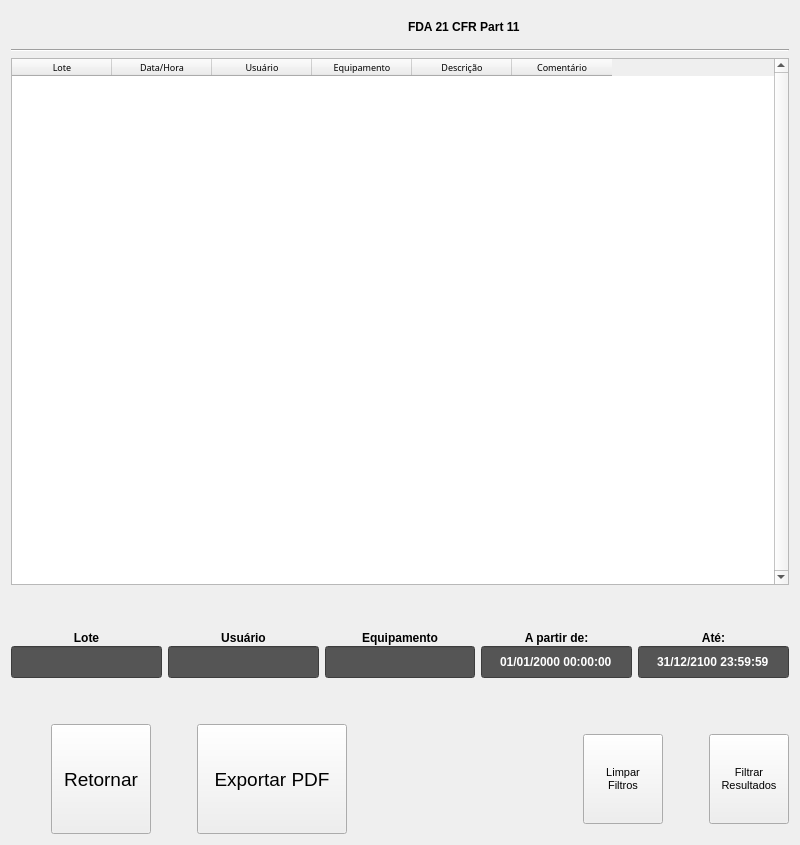
This is LDFV2/interface/formpart11.ui in Masipack/LDV as Qt 5 draws it before an edit. The edited form follows.
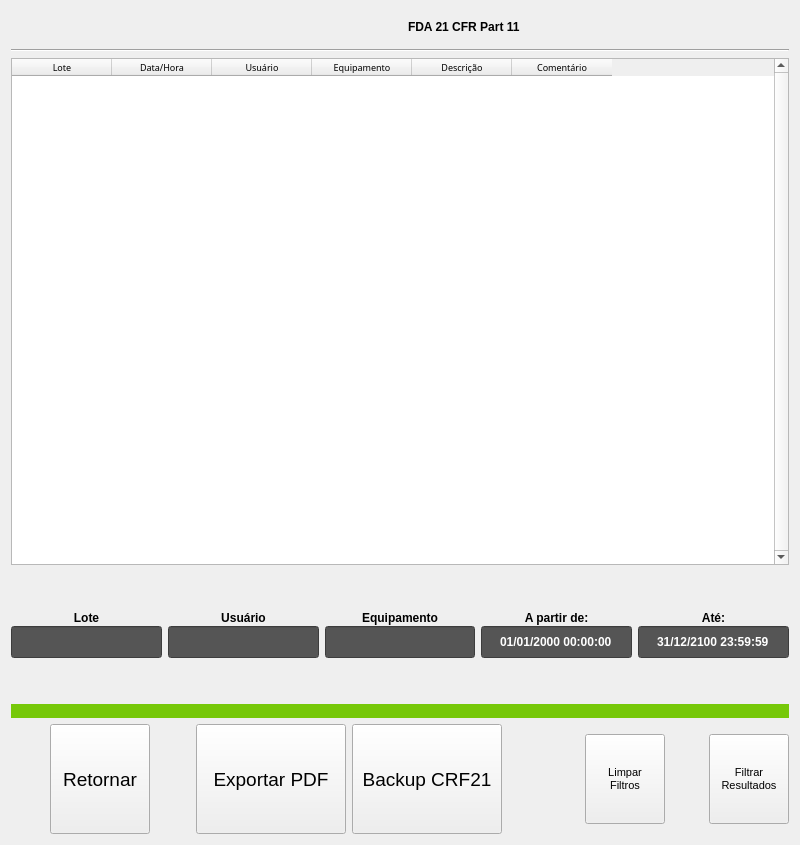
This is the edited form. Icons and pictures are not drawn. Custom widgets are drawn as their Qt base class.

```diff
--- a/LDFV2/interface/formpart11.ui
+++ b/LDFV2/interface/formpart11.ui
@@ -595,6 +595,21 @@
      </item>
     </layout>
    </item>
+   <item>
+    <widget class="QLabel" name="lbl_info_backup">
+     <property name="styleSheet">
+      <string notr="true">background-color: rgb(118, 200, 9);
+
+color: rgb(0, 0, 0);</string>
+     </property>
+     <property name="text">
+      <string/>
+     </property>
+     <property name="alignment">
+      <set>Qt::AlignCenter</set>
+     </property>
+    </widget>
+   </item>
    <item>
     <layout class="QHBoxLayout" name="horizontalLayout_5">
      <item>
@@ -721,6 +736,47 @@
          </property>
         </widget>
        </item>
+       <item>
+        <widget class="ButtonBeR" name="btn_backupCRF21">
+         <property name="minimumSize">
+          <size>
+           <width>150</width>
+           <height>110</height>
+          </size>
+         </property>
+         <property name="font">
+          <font>
+           <pointsize>14</pointsize>
+           <weight>50</weight>
+           <bold>false</bold>
+          </font>
+         </property>
+         <property name="text">
+          <string>Backup CRF21</string>
+         </property>
+         <property name="icon">
+          <iconset resource="../res/icons.qrc">
+           <normaloff>:/icons/config_export.png</normaloff>:/icons/config_export.png</iconset>
+         </property>
+         <property name="iconSize">
+          <size>
+           <width>32</width>
+           <height>32</height>
+          </size>
+         </property>
+         <property name="bgIcon">
+          <iconset resource="../res/icons.qrc">
+           <normaloff>:/icons/bt-blank.png</normaloff>
+           <normalon>:/icons/bt-blank_pressed.png</normalon>:/icons/bt-blank.png</iconset>
+         </property>
+         <property name="bgIconSize">
+          <size>
+           <width>80</width>
+           <height>80</height>
+          </size>
+         </property>
+        </widget>
+       </item>
        <item>
         <spacer name="horizontalSpacer_2">
          <property name="orientation">
```
